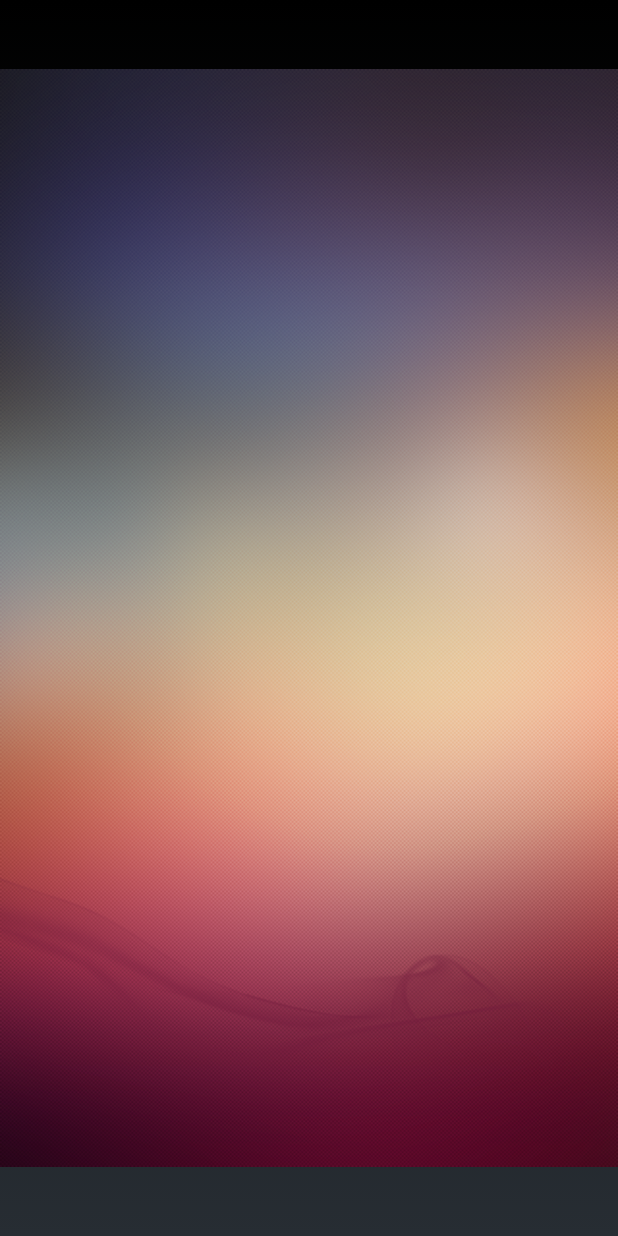
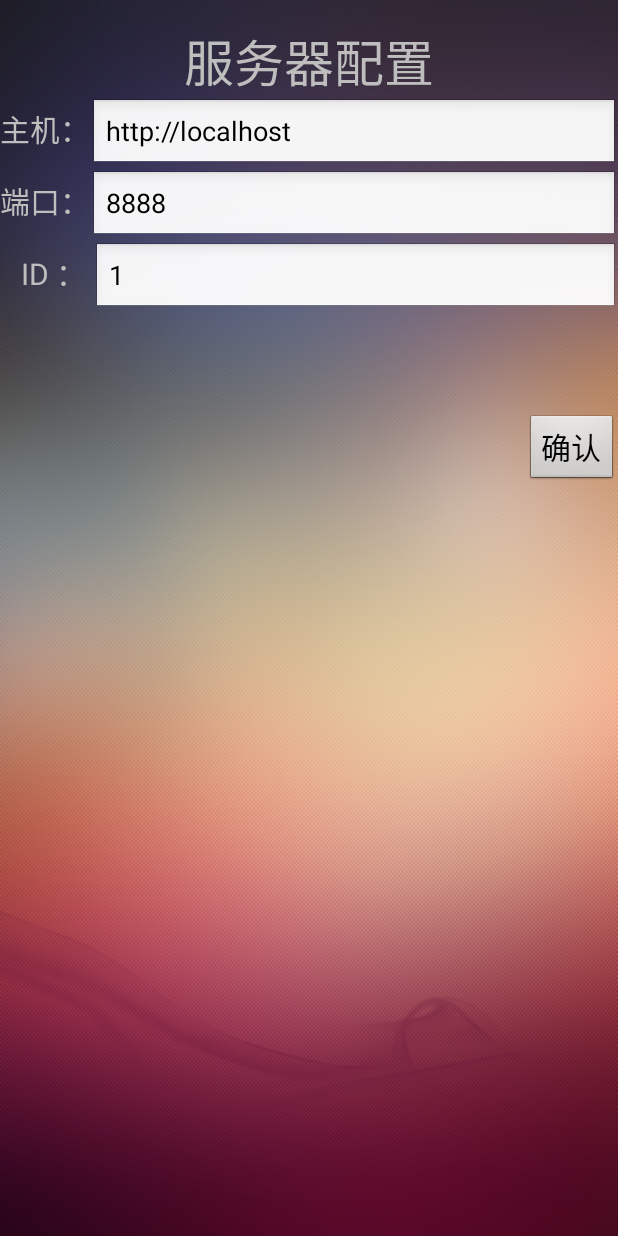
Before and after one commit to SymbolLong/Photo, an Android app: the ConfigActivity screen opened directly, with no data from a screen before it, on a phone screen of 412 x 824 dp. Run offline under Robolectric (Android 15) with nearby library versions, the phone set to English and light mode, and no system bars.

Commit message:
基本功能完毕
界面待优化

```diff
--- a/photo-an/app/src/main/java/com/zhang/photo/photo_an/activity/ConfigActivity.java
+++ b/photo-an/app/src/main/java/com/zhang/photo/photo_an/activity/ConfigActivity.java
@@ -1,17 +1,44 @@
 package com.zhang.photo.photo_an.activity;
 
 import android.app.Activity;
+import android.content.Intent;
 import android.os.Bundle;
+import android.view.View;
+import android.widget.EditText;
 import com.zhang.photo.photo_an.R;
+import com.zhang.photo.photo_an.common.SharedPreferenceUtil;
 
 /**
  * Created by zhangsl on 2017/4/25.
  */
 public class ConfigActivity extends Activity {
 
+    private EditText host;
+    private EditText port;
+    private EditText imageID;
+
     @Override
     protected void onCreate(Bundle savedInstanceState) {
         super.onCreate(savedInstanceState);
         setContentView(R.layout.activity_config);
+        host = (EditText) findViewById(R.id.host);
+        host.setText(SharedPreferenceUtil.getHost(this));
+        port = (EditText) findViewById(R.id.port);
+        port.setText(SharedPreferenceUtil.getPort(this));
+        imageID = (EditText) findViewById(R.id.imageID);
+        int id = SharedPreferenceUtil.getID(this);
+        imageID.setText(SharedPreferenceUtil.getID(this)+"");
+    }
+
+    public void confirm(View view){
+        String hostValue = host.getText().toString();
+        String portValue = port.getText().toString();
+        int idValue = Integer.parseInt(imageID.getText().toString());
+        SharedPreferenceUtil.setID(this,idValue);
+        SharedPreferenceUtil.setHost(this,hostValue);
+        SharedPreferenceUtil.setPort(this,portValue);
+        Intent intent = new Intent(this,MainActivity.class);
+        this.startActivity(intent);
+        this.finish();
     }
 }
--- a/photo-an/app/src/main/java/com/zhang/photo/photo_an/common/SharedPreferenceUtil.java
+++ b/photo-an/app/src/main/java/com/zhang/photo/photo_an/common/SharedPreferenceUtil.java
@@ -32,6 +32,7 @@ public class SharedPreferenceUtil {
     }
 
     public static int getID(Context context){
+
         return context.getSharedPreferences(Common.SPNAME,MODE_PRIVATE).getInt(Common.ID,1);
     }
 
--- a/photo-an/app/src/main/res/layout/activity_config.xml
+++ b/photo-an/app/src/main/res/layout/activity_config.xml
@@ -2,11 +2,69 @@
 <LinearLayout xmlns:android="http://schemas.android.com/apk/res/android"
               android:orientation="vertical"
               android:layout_width="match_parent"
-              android:layout_height="match_parent">
+              android:layout_height="match_parent"
+              android:background="@drawable/blur">
 
-	<ImageView android:layout_width="match_parent"
-	           android:layout_height="match_parent"
-	           android:src="@drawable/blur"
-	/>
+	<TextView android:layout_width="wrap_content"
+	          android:layout_height="wrap_content"
+	          android:textSize="50px"
+	          android:layout_marginTop="@dimen/activity_vertical_margin"
+	          android:layout_gravity="center_horizontal"
+	          android:text="服务器配置"/>
+
+	<LinearLayout android:layout_width="match_parent"
+	              android:layout_height="wrap_content"
+	              android:orientation="horizontal">
+		<TextView android:layout_width="wrap_content"
+		          android:layout_height="wrap_content"
+		          android:textSize="30px"
+		          android:text="主机："/>
+		<EditText android:id="@+id/host"
+		          android:layout_width="match_parent"
+		          android:layout_height="wrap_content"
+		          android:hint="请输入主机地址"
+		          android:inputType="textUri"/>
+	</LinearLayout>
+
+	<LinearLayout android:layout_width="match_parent"
+	              android:layout_height="wrap_content"
+	              android:orientation="horizontal">
+		<TextView android:layout_width="wrap_content"
+		          android:layout_height="wrap_content"
+		          android:textSize="30px"
+		          android:text="端口："/>
+		<EditText android:id="@+id/port"
+		          android:layout_width="match_parent"
+		          android:layout_height="wrap_content"
+		          android:hint="请输入端口号"
+		          android:inputType="number"/>
+	</LinearLayout>
+
+	<LinearLayout android:layout_width="match_parent"
+	              android:layout_height="wrap_content"
+	              android:orientation="horizontal">
+		<TextView android:layout_width="wrap_content"
+		          android:layout_height="wrap_content"
+		          android:textSize="30px"
+		          android:text="   ID ： "/>
+		<EditText android:id="@+id/imageID"
+		          android:layout_width="match_parent"
+		          android:layout_height="wrap_content"
+		          android:hint="请输入ID"
+		          android:inputType="number"/>
+	</LinearLayout>
+
+	<LinearLayout android:layout_width="wrap_content"
+	              android:layout_height="wrap_content"
+	              android:orientation="horizontal"
+	              android:layout_gravity="right">
+		<Button android:layout_width="wrap_content"
+		        android:layout_height="wrap_content"
+		        android:layout_marginTop="100px"
+		        android:text="确认"
+		        android:onClick="confirm"
+		        android:textSize="30px"/>
+	</LinearLayout>
+
 
 </LinearLayout>
--- a/photo-an/app/src/main/res/layout/activity_main.xml
+++ b/photo-an/app/src/main/res/layout/activity_main.xml
@@ -11,7 +11,7 @@
 	<ImageView
 			android:layout_width="match_parent"
 			android:layout_height="match_parent"
-			android:scaleType="fitXY"
+			android:scaleType="centerCrop"
 			android:id="@+id/imgView"
 	        android:src="@drawable/blue"
 	/>
--- a/photo-an/build.gradle
+++ b/photo-an/build.gradle
@@ -5,7 +5,7 @@ buildscript {
         jcenter()
     }
     dependencies {
-        classpath 'com.android.tools.build:gradle:2.2.0'
+        classpath 'com.android.tools.build:gradle:2.2.2'
 
         // NOTE: Do not place your application dependencies here; they belong
         // in the individual module build.gradle files
```
Also changed, not shown: photo-an/app/src/main/java/com/zhang/photo/photo_an/activity/MainActivity.java (+37 -5 lines).
